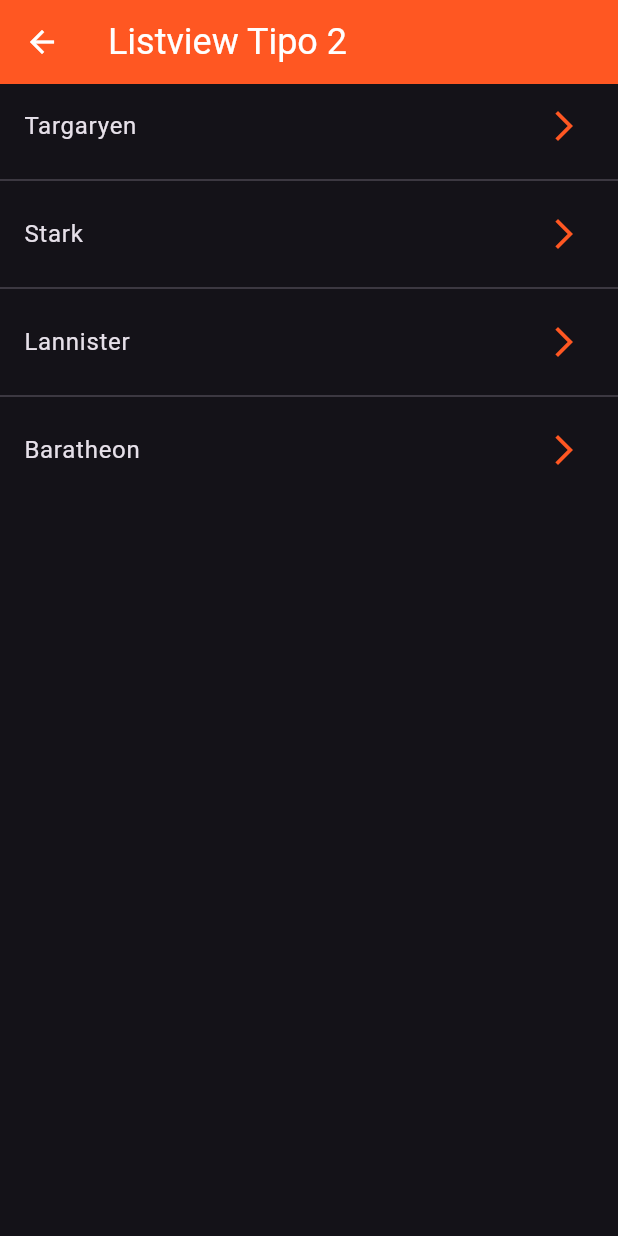
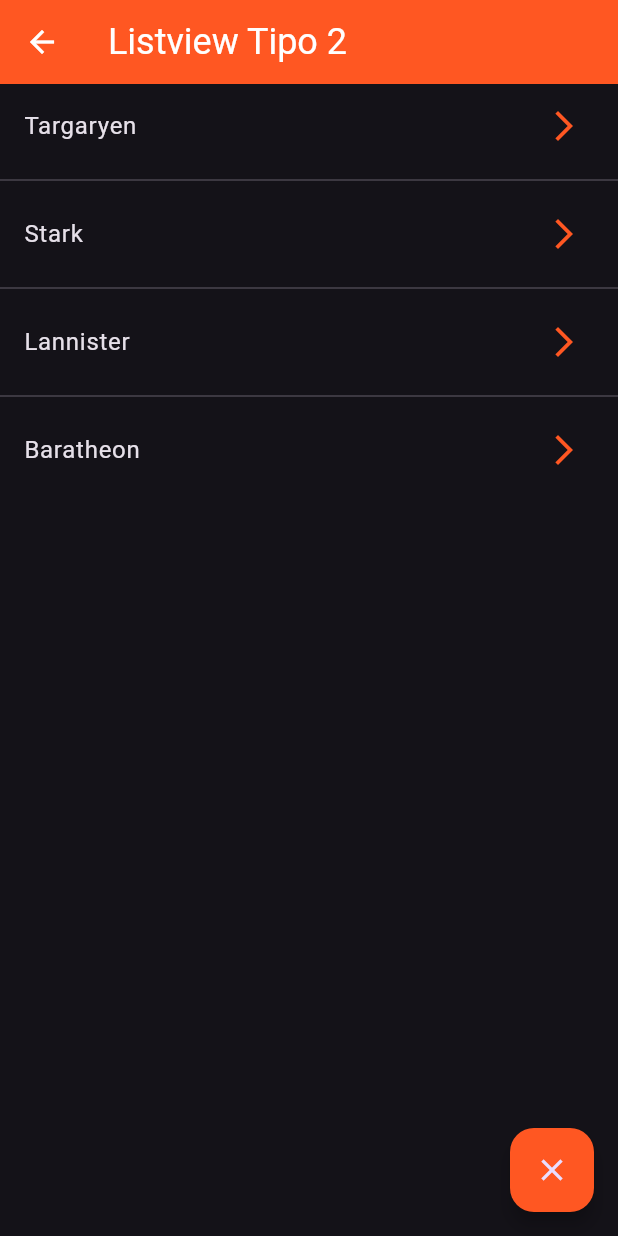
Before and after one commit to jeroen1010/fl_components, a Flutter app: the Listview2Screen screen opened by its route, on a phone screen of 412 x 824 dp. Run offline on Flutter 3.47's test engine with Material 3 defaults, Android fonts, the phone set to English and light mode, and no system bars.

Commit message:
Botón de cerrar/volver en list view tipo 2

```diff
--- a/lib/screens/listview1_screen.dart
+++ b/lib/screens/listview1_screen.dart
@@ -25,7 +25,7 @@ class Listview1Screen extends StatelessWidget {
       ),
       floatingActionButton: FloatingActionButton(
         child: const Icon(Icons.close),
-        onPressed: () => Navigator.pop(context)
+        onPressed: () => Navigator.pop(context),
       ),
     );
   }
--- a/lib/screens/listview2_screen.dart
+++ b/lib/screens/listview2_screen.dart
@@ -23,7 +23,11 @@ class Listview2Screen extends StatelessWidget {
             ),
         separatorBuilder:(context, index) => const Divider(),
         itemCount: options.length
-      )
+      ),
+      floatingActionButton: FloatingActionButton(
+        child: const Icon(Icons.close),
+        onPressed: () => Navigator.pop(context),
+      ),
     );
   }
 }
```
